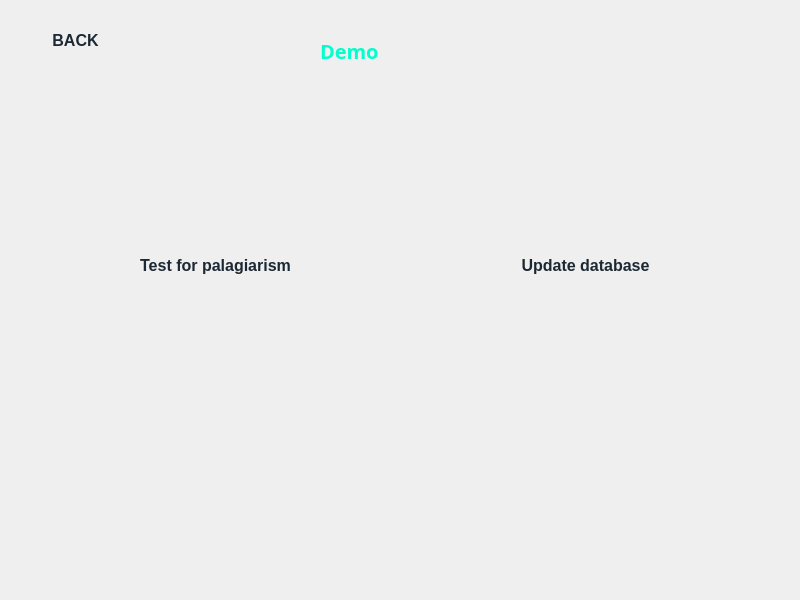
The window that demo.ui (m-muneebrehman/pd) describes before a commit, drawn with Qt 5.
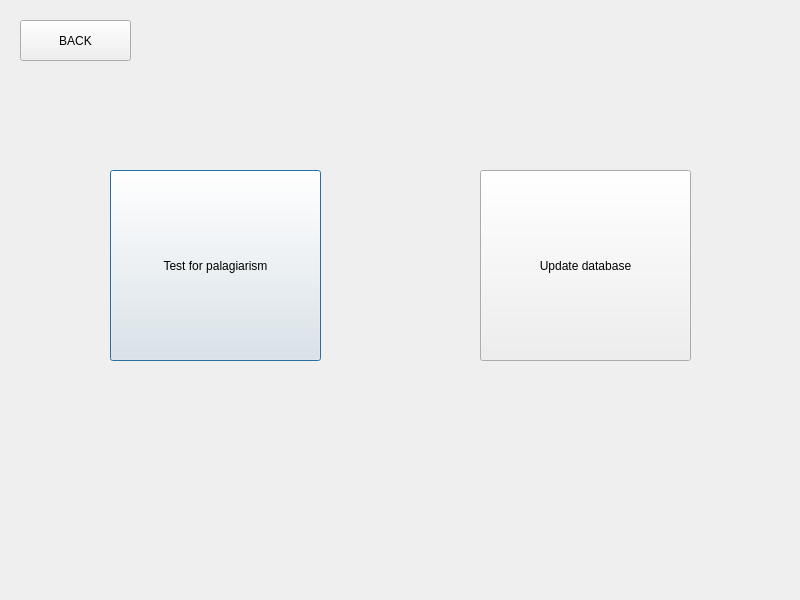
The same window after the commit.

Patch:
```diff
--- a/demo.ui
+++ b/demo.ui
@@ -14,68 +14,7 @@
    <string>Dialog</string>
   </property>
   <property name="styleSheet">
-   <string notr="true">/* Dialog with a gradient background for a futuristic feel */
-QDialog {
-    background: qlineargradient(spread:pad, x1:0, y1:0, x2:1, y2:1, 
-                                stop:0 #2c3e50, stop:1 #4ca1af); /* Gradient */
-    font-family: 'Cyber Alert', sans-serif; /* Cyber Alert font family */
-    color: #ecf0f1; /* Light text for contrast */
-    border-radius: 12px; /* Rounded edges */
-}
-
-/* Style for labels with neon effect */
-QLabel {
-    color: #00ffcc; /* Neon aqua */
-    font-size: 20px; /* Slightly smaller font size */
-    font-weight: bold;
-    text-align: center;
-    text-shadow: 0px 0px 8px rgba(0, 255, 204, 0.8), /* Outer neon glow */
-                 0px 0px 4px rgba(0, 255, 204, 0.6); /* Inner glow */
-    font-family: 'Cyber Alert', sans-serif; /* Cyber Alert font */
-}
-
-/* Style for buttons */
-QPushButton {
-    background: qlineargradient(spread:pad, x1:0, y1:0, x2:1, y2:1, 
-                                stop:0 #1f4037, stop:1 #99f2c8); /* Gradient background */
-    color: #1c2833; /* Dark text */
-    border: none; /* No border */
-    border-radius: 20px; /* Rounded edges */
-    padding: 10px 20px; /* Adjusted padding for smaller size */
-    font-size: 16px; /* Reduced font size */
-    font-weight: bold;
-    font-family: 'Cyber Alert', sans-serif; /* Cyber Alert font */
-    box-shadow: 0px 8px 12px rgba(0, 0, 0, 0.3); /* Glow effect */
-    transition: all 0.3s ease-in-out;
-}
-
-/* Hover effect for buttons */
-QPushButton:hover {
-    background: qlineargradient(spread:pad, x1:0, y1:0, x2:1, y2:1, 
-                                stop:0 #34e89e, stop:1 #0f3443); /* Vibrant gradient */
-    transform: scale(1.1); /* Slightly enlarge */
-    box-shadow: 0px 10px 15px rgba(0, 255, 170, 0.7); /* Neon glow */
-    color: #ecf0f1; /* Switch text to light for contrast */
-}
-
-/* Style for line edits */
-QLineEdit {
-    background-color: #1c2833; /* Dark background */
-    color: #ecf0f1; /* Light text */
-    border: 2px solid #00d1b2; /* Neon border */
-    border-radius: 12px; /* Adjusted for smaller size */
-    padding: 6px 10px; /* Adjusted padding for smaller input */
-    font-size: 14px; /* Reduced font size */
-    font-family: 'Cyber Alert', sans-serif; /* Cyber Alert font */
-    box-shadow: 0px 4px 8px rgba(0, 0, 0, 0.2); /* Subtle shadow */
-}
-
-/* Focus effect for line edits */
-QLineEdit:focus {
-    border-color: #34e89e; /* Change border color when focused */
-    box-shadow: 0px 0px 10px rgba(52, 232, 158, 0.8); /* Neon glow on focus */
-}
-</string>
+   <string notr="true"/>
   </property>
   <widget class="QPushButton" name="palagiarismP">
    <property name="geometry">
@@ -103,26 +42,6 @@
     <string>Update database</string>
    </property>
   </widget>
-  <widget class="QLabel" name="Title">
-   <property name="geometry">
-    <rect>
-     <x>320</x>
-     <y>20</y>
-     <width>151</width>
-     <height>61</height>
-    </rect>
-   </property>
-   <property name="font">
-    <font>
-     <family>Cyber Alert</family>
-     <pointsize>-1</pointsize>
-     <bold>true</bold>
-    </font>
-   </property>
-   <property name="text">
-    <string>Demo</string>
-   </property>
-  </widget>
   <widget class="QPushButton" name="back">
    <property name="geometry">
     <rect>
```
